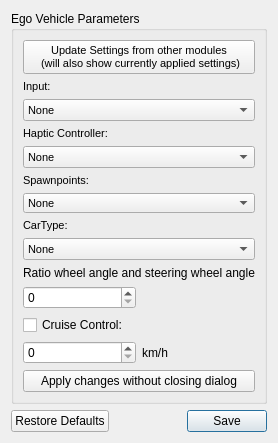
First picture: the form in modules/carlainterface/carlainterface_agentclasses/ui/ego_vehicle_settings_ui.ui, repository tud-hri/joan, before the edit.
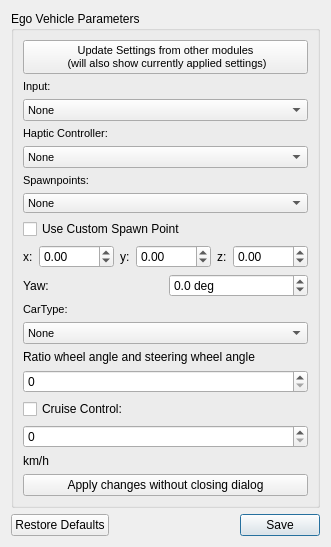
Second picture: the form after the edit.

Commit message: pulled multiple improvements from fork: - custom spawn points - more realistic standard vehicle dynamics - accelerations in vehicle frame in shared variables - BUGFIX: prevent reset of data recorder's settings in dialog window - connect to joystick through path, this allows for multiple joysticks of the same type - added full throttle controller (for system estimation)

```diff
--- a/modules/carlainterface/carlainterface_agentclasses/ui/ego_vehicle_settings_ui.ui
+++ b/modules/carlainterface/carlainterface_agentclasses/ui/ego_vehicle_settings_ui.ui
@@ -19,8 +19,93 @@
      <property name="title">
       <string>Ego Vehicle Parameters</string>
      </property>
-     <layout class="QGridLayout" name="gridLayout_2">
-      <item row="6" column="0" colspan="2">
+     <layout class="QVBoxLayout" name="verticalLayout">
+      <item>
+       <widget class="QPushButton" name="btn_update">
+        <property name="font">
+         <font>
+          <pointsize>8</pointsize>
+         </font>
+        </property>
+        <property name="text">
+         <string>Update Settings from other modules
+ (will also show currently applied settings)</string>
+        </property>
+       </widget>
+      </item>
+      <item>
+       <widget class="QLabel" name="lblInput">
+        <property name="font">
+         <font>
+          <pointsize>8</pointsize>
+         </font>
+        </property>
+        <property name="text">
+         <string>Input:</string>
+        </property>
+       </widget>
+      </item>
+      <item>
+       <widget class="QComboBox" name="combo_input">
+        <property name="font">
+         <font>
+          <pointsize>8</pointsize>
+         </font>
+        </property>
+        <item>
+         <property name="text">
+          <string>None</string>
+         </property>
+        </item>
+       </widget>
+      </item>
+      <item>
+       <widget class="QLabel" name="label_2">
+        <property name="font">
+         <font>
+          <pointsize>8</pointsize>
+         </font>
+        </property>
+        <property name="text">
+         <string>Haptic Controller:</string>
+        </property>
+       </widget>
+      </item>
+      <item>
+       <widget class="QComboBox" name="combo_haptic_controllers">
+        <property name="sizePolicy">
+         <sizepolicy hsizetype="Preferred" vsizetype="Fixed">
+          <horstretch>0</horstretch>
+          <verstretch>0</verstretch>
+         </sizepolicy>
+        </property>
+        <property name="font">
+         <font>
+          <pointsize>8</pointsize>
+         </font>
+        </property>
+        <item>
+         <property name="text">
+          <string>None</string>
+         </property>
+        </item>
+       </widget>
+      </item>
+      <item>
+       <widget class="QLabel" name="lblSpawnpoints">
+        <property name="font">
+         <font>
+          <pointsize>8</pointsize>
+          <weight>50</weight>
+          <bold>false</bold>
+         </font>
+        </property>
+        <property name="text">
+         <string>Spawnpoints:</string>
+        </property>
+       </widget>
+      </item>
+      <item>
        <widget class="QComboBox" name="combo_spawnpoints">
         <property name="minimumSize">
          <size>
@@ -47,73 +132,99 @@
         </item>
        </widget>
       </item>
-      <item row="12" column="0">
-       <widget class="QCheckBox" name="check_box_set_vel">
+      <item>
+       <widget class="QCheckBox" name="customSpawnpointCheckBox">
         <property name="text">
-         <string>Cruise Control:</string>
+         <string>Use Custom Spawn Point</string>
         </property>
        </widget>
       </item>
-      <item row="4" column="0" colspan="2">
-       <widget class="QComboBox" name="combo_haptic_controllers">
-        <property name="sizePolicy">
-         <sizepolicy hsizetype="Preferred" vsizetype="Fixed">
-          <horstretch>0</horstretch>
-          <verstretch>0</verstretch>
-         </sizepolicy>
-        </property>
-        <property name="font">
-         <font>
-          <pointsize>8</pointsize>
-         </font>
-        </property>
+      <item>
+       <layout class="QHBoxLayout" name="horizontalLayout">
         <item>
-         <property name="text">
-          <string>None</string>
-         </property>
+         <widget class="QLabel" name="label_5">
+          <property name="text">
+           <string>x:</string>
+          </property>
+         </widget>
         </item>
-       </widget>
+        <item>
+         <widget class="QDoubleSpinBox" name="spawnpointXSpinBox">
+          <property name="minimum">
+           <double>-1000.000000000000000</double>
+          </property>
+          <property name="maximum">
+           <double>1000.000000000000000</double>
+          </property>
+         </widget>
+        </item>
+        <item>
+         <widget class="QLabel" name="label_6">
+          <property name="text">
+           <string>y:</string>
+          </property>
+         </widget>
+        </item>
+        <item>
+         <widget class="QDoubleSpinBox" name="spawnpointYSpinBox">
+          <property name="minimum">
+           <double>-1000.000000000000000</double>
+          </property>
+          <property name="maximum">
+           <double>1000.000000000000000</double>
+          </property>
+         </widget>
+        </item>
+        <item>
+         <widget class="QLabel" name="label_7">
+          <property name="text">
+           <string>z:</string>
+          </property>
+         </widget>
+        </item>
+        <item>
+         <widget class="QDoubleSpinBox" name="spawnpointZSpinBox">
+          <property name="minimum">
+           <double>-1000.000000000000000</double>
+          </property>
+          <property name="maximum">
+           <double>1000.000000000000000</double>
+          </property>
+         </widget>
+        </item>
+       </layout>
       </item>
-      <item row="0" column="0" colspan="2">
-       <widget class="QPushButton" name="btn_update">
-        <property name="font">
-         <font>
-          <pointsize>8</pointsize>
-         </font>
-        </property>
-        <property name="text">
-         <string>Update Settings from other modules 
- (will also show currently applied settings)</string>
-        </property>
-       </widget>
-      </item>
-      <item row="1" column="0">
-       <widget class="QLabel" name="lblInput">
-        <property name="font">
-         <font>
-          <pointsize>8</pointsize>
-         </font>
-        </property>
-        <property name="text">
-         <string>Input:</string>
-        </property>
-       </widget>
-      </item>
-      <item row="2" column="0" colspan="2">
-       <widget class="QComboBox" name="combo_input">
-        <property name="font">
-         <font>
-          <pointsize>8</pointsize>
-         </font>
-        </property>
+      <item>
+       <layout class="QHBoxLayout" name="horizontalLayout_2">
         <item>
-         <property name="text">
-          <string>None</string>
-         </property>
+         <widget class="QLabel" name="label_8">
+          <property name="text">
+           <string>Yaw:</string>
+          </property>
+         </widget>
         </item>
-       </widget>
+        <item>
+         <widget class="QDoubleSpinBox" name="spawnpointYawSpinBox">
+          <property name="suffix">
+           <string> deg</string>
+          </property>
+          <property name="decimals">
+           <number>1</number>
+          </property>
+          <property name="minimum">
+           <double>-360.000000000000000</double>
+          </property>
+          <property name="maximum">
+           <double>360.000000000000000</double>
+          </property>
+          <property name="value">
+           <double>0.000000000000000</double>
+          </property>
+         </widget>
+        </item>
+       </layout>
       </item>
-      <item row="7" column="0">
+      <item>
        <widget class="QLabel" name="label">
         <property name="font">
          <font>
@@ -125,7 +236,7 @@
         </property>
        </widget>
       </item>
-      <item row="8" column="0" colspan="2">
+      <item>
        <widget class="QComboBox" name="combo_car_type">
         <property name="font">
          <font>
@@ -139,59 +250,40 @@
         </item>
        </widget>
       </item>
-      <item row="13" column="1">
+      <item>
+       <widget class="QLabel" name="label_4">
+        <property name="text">
+         <string>Ratio wheel angle and steering wheel angle</string>
+        </property>
+       </widget>
+      </item>
+      <item>
+       <widget class="QSpinBox" name="spin_steering_ratio"/>
+      </item>
+      <item>
+       <widget class="QCheckBox" name="check_box_set_vel">
+        <property name="text">
+         <string>Cruise Control:</string>
+        </property>
+       </widget>
+      </item>
+      <item>
+       <widget class="QSpinBox" name="spin_velocity"/>
+      </item>
+      <item>
        <widget class="QLabel" name="label_3">
         <property name="text">
          <string>km/h</string>
         </property>
        </widget>
       </item>
-      <item row="5" column="0">
-       <widget class="QLabel" name="lblSpawnpoints">
-        <property name="font">
-         <font>
-          <pointsize>8</pointsize>
-          <weight>50</weight>
-          <bold>false</bold>
-         </font>
-        </property>
-        <property name="text">
-         <string>Spawnpoints:</string>
-        </property>
-       </widget>
-      </item>
-      <item row="14" column="0" colspan="2">
+      <item>
        <widget class="QPushButton" name="btn_apply_parameters">
         <property name="text">
          <string>Apply changes without closing dialog</string>
         </property>
        </widget>
       </item>
-      <item row="13" column="0">
-       <widget class="QSpinBox" name="spin_velocity"/>
-      </item>
-      <item row="3" column="0">
-       <widget class="QLabel" name="label_2">
-        <property name="font">
-         <font>
-          <pointsize>8</pointsize>
-         </font>
-        </property>
-        <property name="text">
-         <string>Haptic Controller:</string>
-        </property>
-       </widget>
-      </item>
-      <item row="9" column="0" colspan="2">
-       <widget class="QLabel" name="label_4">
-        <property name="text">
-         <string>Ratio wheel angle and steering wheel angle</string>
-        </property>
-       </widget>
-      </item>
-      <item row="10" column="0">
-       <widget class="QSpinBox" name="spin_steering_ratio"/>
-      </item>
      </layout>
     </widget>
    </item>
```
The commit also changes 20 other files.
